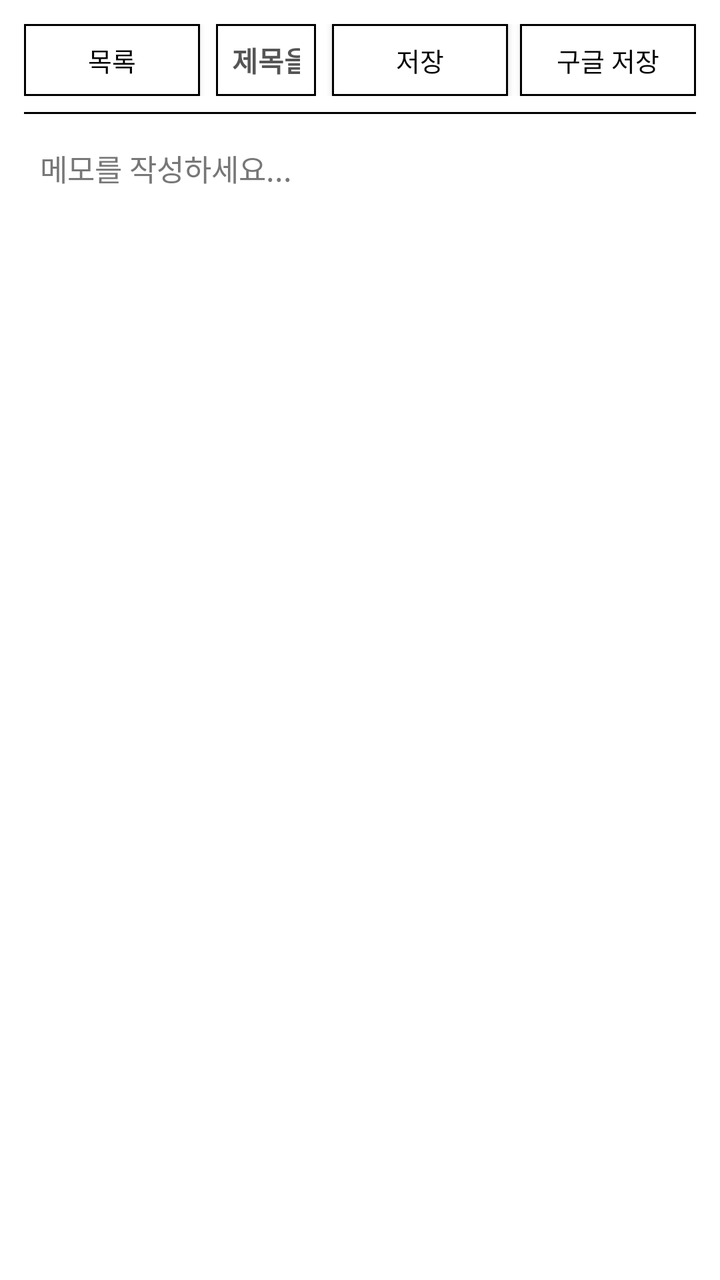
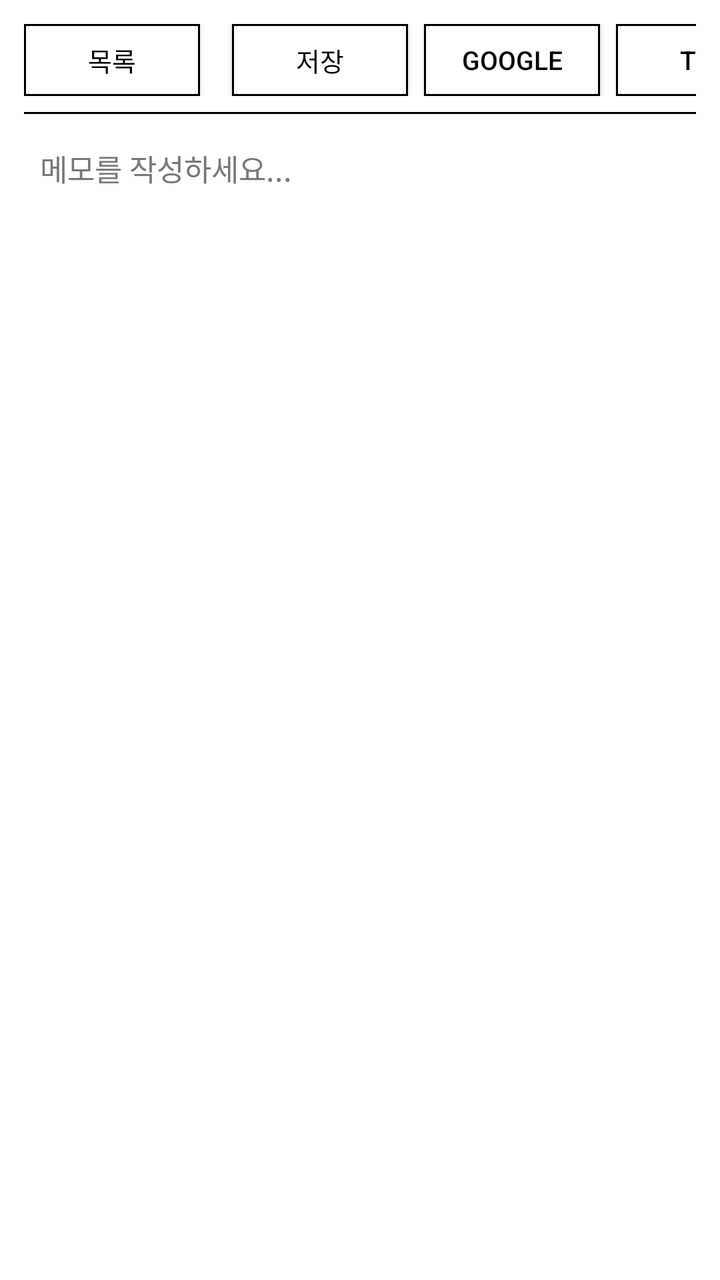

Screens rendered from an Android XML layout before and after an edit, with the pre-edit source and the edit as a unified diff.
<!-- AndroidManifest.xml: application theme Theme.EinkNote -->
<!-- res/layout/activity_main.xml -->
<?xml version="1.0" encoding="utf-8"?>
<LinearLayout xmlns:android="http://schemas.android.com/apk/res/android"
    android:layout_width="match_parent"
    android:layout_height="match_parent"
    android:orientation="vertical"
    android:background="#FFFFFF"
    android:padding="12dp">

    
    <LinearLayout
        android:layout_width="match_parent"
        android:layout_height="wrap_content"
        android:orientation="horizontal"
        android:gravity="center_vertical"
        android:layout_marginBottom="8dp">

        <androidx.appcompat.widget.AppCompatButton
            android:id="@+id/btnBack"
            android:layout_width="wrap_content"
            android:layout_height="36dp"
            android:text="목록"
            android:textSize="13sp"
            android:textColor="#000000"
            android:background="@drawable/btn_border"
            android:paddingHorizontal="12dp"
            android:layout_marginEnd="8dp" />

        
        <EditText
            android:id="@+id/etTitle"
            android:layout_width="0dp"
            android:layout_height="36dp"
            android:layout_weight="1"
            android:background="@drawable/btn_border"
            android:hint="제목을 입력하세요"
            android:textColorHint="#555555"
            android:textColor="#000000"
            android:textSize="14sp"
            android:textStyle="bold"
            android:paddingHorizontal="8dp"
            android:singleLine="true" />

        <androidx.appcompat.widget.AppCompatButton
            android:id="@+id/btnSaveLocal"
            android:layout_width="wrap_content"
            android:layout_height="36dp"
            android:text="저장"
            android:textSize="13sp"
            android:textColor="#000000"
            android:background="@drawable/btn_border"
            android:paddingHorizontal="12dp"
            android:layout_marginStart="8dp"
            android:layout_marginEnd="6dp" />

        <androidx.appcompat.widget.AppCompatButton
            android:id="@+id/btnSaveGoogle"
            android:layout_width="wrap_content"
            android:layout_height="36dp"
            android:text="구글 저장"
            android:textSize="13sp"
            android:textColor="#000000"
            android:background="@drawable/btn_border"
            android:paddingHorizontal="12dp" />
    </LinearLayout>

    
    <View
        android:layout_width="match_parent"
        android:layout_height="1dp"
        android:background="#000000"
        android:layout_marginBottom="8dp" />

    
    <EditText
        android:id="@+id/etContent"
        android:layout_width="match_parent"
        android:layout_height="match_parent"
        android:background="#FFFFFF"
        android:gravity="top|start"
        android:hint="메모를 작성하세요..."
        android:textColorHint="#777777"
        android:textColor="#000000"
        android:textSize="15sp"
        android:lineSpacingExtra="4dp"
        android:padding="8dp" />
</LinearLayout>
<!-- resources referenced by this layout -->
<resources>
  <!-- drawable btn_border (drawable) -->
  <?xml version="1.0" encoding="utf-8"?>
  <shape xmlns:android="http://schemas.android.com/apk/res/android"
      android:shape="rectangle">
      
      <solid android:color="#FFFFFF" />
      
      <stroke
          android:width="1dp"
          android:color="#000000" />
  </shape>
  <style name="Theme.EinkNote" parent="Theme.MaterialComponents.Light.NoActionBar">
          <item name="colorPrimary">#000000</item>
          <item name="colorOnPrimary">#FFFFFF</item>
          <item name="android:windowBackground">#FFFFFF</item>
          <item name="android:textColor">#000000</item>
          
          <item name="android:windowAnimationStyle">@style/NoAnimation</item>
      </style>
  <style name="NoAnimation">
          <item name="android:activityOpenEnterAnimation">@null</item>
          <item name="android:activityOpenExitAnimation">@null</item>
          <item name="android:activityCloseEnterAnimation">@null</item>
          <item name="android:activityCloseExitAnimation">@null</item>
      </style>
</resources>

<!-- the commit's change to res/layout/activity_main.xml (unified diff, before → after) -->
@@ -32,6 +32,7 @@
             android:layout_height="36dp"
             android:layout_weight="1"
             android:background="@drawable/btn_border"
+            android:textCursorDrawable="@drawable/eink_cursor"
             android:hint="제목을 입력하세요"
             android:textColorHint="#555555"
             android:textColor="#000000"
@@ -48,19 +49,29 @@
             android:textSize="13sp"
             android:textColor="#000000"
             android:background="@drawable/btn_border"
-            android:paddingHorizontal="12dp"
-            android:layout_marginStart="8dp"
-            android:layout_marginEnd="6dp" />
+            android:layout_marginStart="8dp" />
 
         <androidx.appcompat.widget.AppCompatButton
             android:id="@+id/btnSaveGoogle"
             android:layout_width="wrap_content"
             android:layout_height="36dp"
-            android:text="구글 저장"
+            android:text="GOOGLE"
             android:textSize="13sp"
             android:textColor="#000000"
             android:background="@drawable/btn_border"
-            android:paddingHorizontal="12dp" />
+            android:paddingHorizontal="12dp"
+            android:layout_marginStart="8dp" />
+
+        <androidx.appcompat.widget.AppCompatButton
+            android:id="@+id/btnExport"
+            android:layout_width="wrap_content"
+            android:layout_height="36dp"
+            android:text="TXT"
+            android:textSize="13sp"
+            android:textColor="#000000"
+            android:background="@drawable/btn_border"
+            android:paddingHorizontal="12dp"
+            android:layout_marginStart="8dp"/>
     </LinearLayout>
 
     
@@ -73,6 +84,7 @@
     
     <EditText
         android:id="@+id/etContent"
+        android:textCursorDrawable="@drawable/eink_cursor"
         android:layout_width="match_parent"
         android:layout_height="match_parent"
         android:background="#FFFFFF"
<!-- resource entries referenced after the edit -->
@@ -10,6 +10,14 @@
       <stroke
           android:width="1dp"
           android:color="#000000" />
+  </shape>
+  <!-- drawable eink_cursor (drawable) -->
+  <?xml version="1.0" encoding="utf-8"?>
+  <shape xmlns:android="http://schemas.android.com/apk/res/android"
+      android:shape="rectangle">
+      
+      <solid android:color="#000000" />
+      <size android:width="3dp" />
   </shape>
   <style name="Theme.EinkNote" parent="Theme.MaterialComponents.Light.NoActionBar">
           <item name="colorPrimary">#000000</item>
